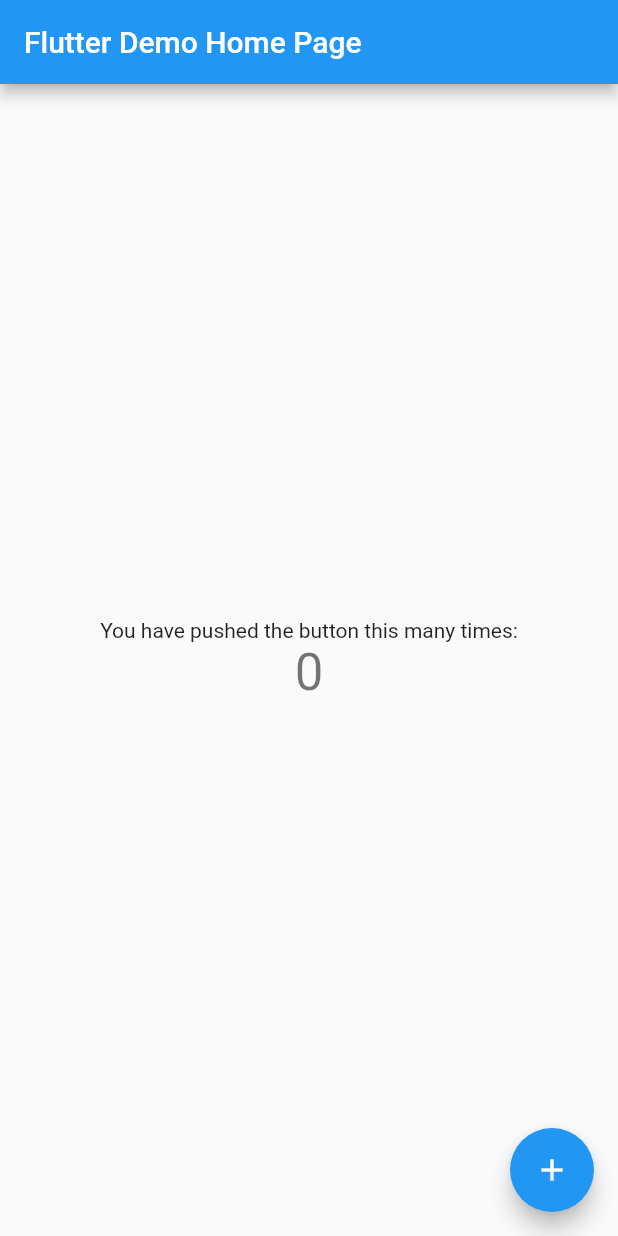
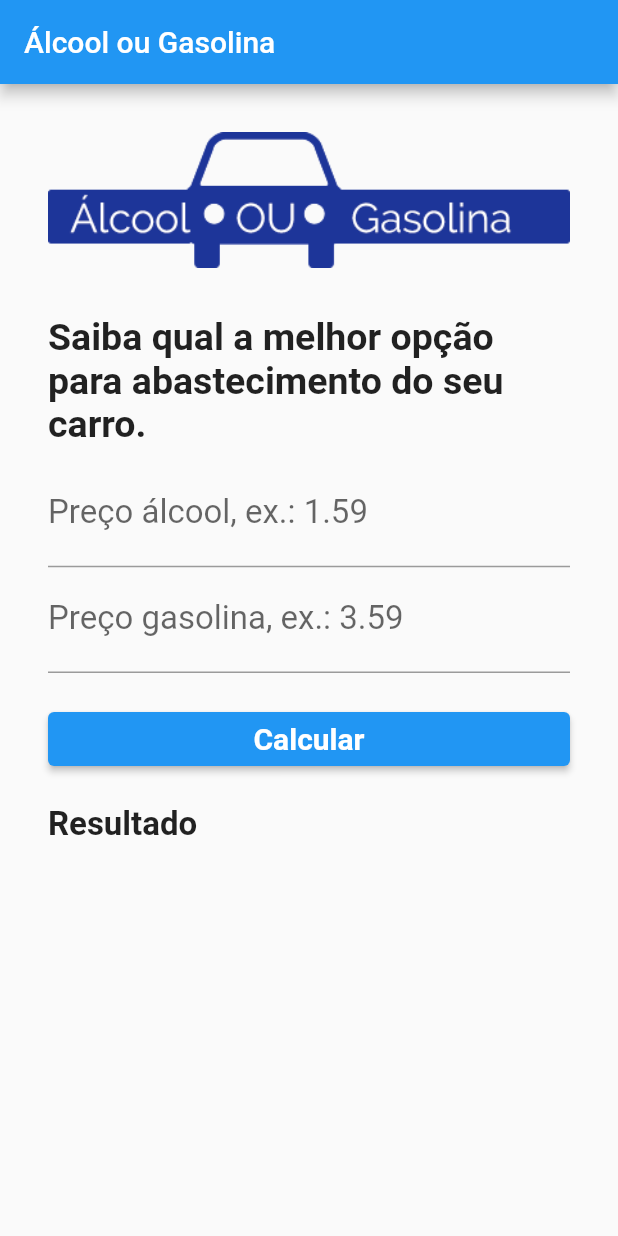
Before and after one commit to felipeabreu86/flutter_alcool_gasolina, a Flutter app: the screen it shows after launch, on a phone screen of 412 x 824 dp. Run offline on Flutter 3.47's test engine with Material 2 defaults, Android fonts, the phone set to English and light mode, and no system bars.

Commit message:
Se aplicado, este commit irá implementar o layout do projeto

```diff
--- /dev/null
+++ b/lib/Home/home.dart
@@ -0,0 +1,86 @@
+import 'dart:ui';
+import 'package:flutter/material.dart';
+
+class Home extends StatefulWidget {
+  const Home({Key? key}) : super(key: key);
+
+  @override
+  _HomeState createState() => _HomeState();
+}
+
+class _HomeState extends State<Home> {
+  TextEditingController _controllerAlcool = TextEditingController();
+  TextEditingController _controllerGasolina = TextEditingController();
+
+  @override
+  Widget build(BuildContext context) {
+    return Scaffold(
+      appBar: AppBar(
+        title: Text("Álcool ou Gasolina"),
+        backgroundColor: Colors.blue,
+      ),
+      body: SingleChildScrollView(
+        child: Container(
+          margin: EdgeInsets.all(32),
+          child: Column(
+            crossAxisAlignment: CrossAxisAlignment.stretch,
+            children: [
+              Padding(
+                padding: EdgeInsets.only(bottom: 32),
+                child: Image.asset("assets/images/logo.png"),
+              ),
+              Padding(
+                padding: EdgeInsets.only(bottom: 10),
+                child: Text(
+                  "Saiba qual a melhor opção para abastecimento do seu carro.",
+                  style: TextStyle(
+                    fontSize: 25,
+                    fontWeight: FontWeight.bold,
+                  ),
+                ),
+              ),
+              TextField(
+                keyboardType: TextInputType.number,
+                decoration: InputDecoration(
+                  labelText: "Preço álcool, ex.: 1.59",
+                ),
+                style: TextStyle(fontSize: 22),
+                controller: _controllerAlcool,
+              ),
+              TextField(
+                keyboardType: TextInputType.number,
+                decoration: InputDecoration(
+                  labelText: "Preço gasolina, ex.: 3.59",
+                ),
+                style: TextStyle(fontSize: 22),
+                controller: _controllerGasolina,
+              ),
+              Padding(
+                padding: EdgeInsets.only(top: 20),
+                child: ElevatedButton(
+                  onPressed: () {},
+                  style: ButtonStyle(
+                      backgroundColor: MaterialStateProperty.all(Colors.blue)),
+                  child: Text(
+                    "Calcular",
+                    style: TextStyle(
+                        fontSize: 20,
+                        color: Colors.white,
+                        fontWeight: FontWeight.bold),
+                  ),
+                ),
+              ),
+              Padding(
+                padding: EdgeInsets.only(top: 20),
+                child: Text(
+                  "Resultado",
+                  style: TextStyle(fontSize: 22, fontWeight: FontWeight.bold),
+                ),
+              )
+            ],
+          ),
+        ),
+      ),
+    );
+  }
+}
--- a/lib/main.dart
+++ b/lib/main.dart
@@ -1,113 +1,9 @@
 import 'package:flutter/material.dart';
+import 'Home/home.dart';
 
 void main() {
-  runApp(MyApp());
+  runApp(MaterialApp(
+    debugShowCheckedModeBanner: false,
+    home: Home(),
+  ));
 }
-
-class MyApp extends StatelessWidget {
-  // This widget is the root of your application.
-  @override
-  Widget build(BuildContext context) {
-    return MaterialApp(
-      title: 'Flutter Demo',
-      theme: ThemeData(
-        // This is the theme of your application.
-        //
-        // Try running your application with "flutter run". You'll see the
-        // application has a blue toolbar. Then, without quitting the app, try
-        // changing the primarySwatch below to Colors.green and then invoke
-        // "hot reload" (press "r" in the console where you ran "flutter run",
-        // or simply save your changes to "hot reload" in a Flutter IDE).
-        // Notice that the counter didn't reset back to zero; the application
-        // is not restarted.
-        primarySwatch: Colors.blue,
-      ),
-      home: MyHomePage(title: 'Flutter Demo Home Page'),
-    );
-  }
-}
-
-class MyHomePage extends StatefulWidget {
-  MyHomePage({Key? key, required this.title}) : super(key: key);
-
-  // This widget is the home page of your application. It is stateful, meaning
-  // that it has a State object (defined below) that contains fields that affect
-  // how it looks.
-
-  // This class is the configuration for the state. It holds the values (in this
-  // case the title) provided by the parent (in this case the App widget) and
-  // used by the build method of the State. Fields in a Widget subclass are
-  // always marked "final".
-
-  final String title;
-
-  @override
-  _MyHomePageState createState() => _MyHomePageState();
-}
-
-class _MyHomePageState extends State<MyHomePage> {
-  int _counter = 0;
-
-  void _incrementCounter() {
-    setState(() {
-      // This call to setState tells the Flutter framework that something has
-      // changed in this State, which causes it to rerun the build method below
-      // so that the display can reflect the updated values. If we changed
-      // _counter without calling setState(), then the build method would not be
-      // called again, and so nothing would appear to happen.
-      _counter++;
-    });
-  }
-
-  @override
-  Widget build(BuildContext context) {
-    // This method is rerun every time setState is called, for instance as done
-    // by the _incrementCounter method above.
-    //
-    // The Flutter framework has been optimized to make rerunning build methods
-    // fast, so that you can just rebuild anything that needs updating rather
-    // than having to individually change instances of widgets.
-    return Scaffold(
-      appBar: AppBar(
-        // Here we take the value from the MyHomePage object that was created by
-        // the App.build method, and use it to set our appbar title.
-        title: Text(widget.title),
-      ),
-      body: Center(
-        // Center is a layout widget. It takes a single child and positions it
-        // in the middle of the parent.
-        child: Column(
-          // Column is also a layout widget. It takes a list of children and
-          // arranges them vertically. By default, it sizes itself to fit its
-          // children horizontally, and tries to be as tall as its parent.
-          //
-          // Invoke "debug painting" (press "p" in the console, choose the
-          // "Toggle Debug Paint" action from the Flutter Inspector in Android
-          // Studio, or the "Toggle Debug Paint" command in Visual Studio Code)
-          // to see the wireframe for each widget.
-          //
-          // Column has various properties to control how it sizes itself and
-          // how it positions its children. Here we use mainAxisAlignment to
-          // center the children vertically; the main axis here is the vertical
-          // axis because Columns are vertical (the cross axis would be
-          // horizontal).
-          mainAxisAlignment: MainAxisAlignment.center,
-          children: <Widget>[
-            Text(
-              'You have pushed the button this many times:',
-            ),
-            Text(
-              '$_counter',
-              style: Theme.of(context).textTheme.headline4,
-            ),
-          ],
-        ),
-      ),
-      floatingActionButton: FloatingActionButton(
-        onPressed: _incrementCounter,
-        tooltip: 'Increment',
-        child: Icon(Icons.add),
-      ), // This trailing comma makes auto-formatting nicer for build methods.
-    );
-  }
-}
--- a/pubspec.yaml
+++ b/pubspec.yaml
@@ -24,7 +24,6 @@
   flutter:
     sdk: flutter
 
-
   # The following adds the Cupertino Icons font to your application.
   # Use with the CupertinoIcons class for iOS style icons.
   cupertino_icons: ^1.0.2
@@ -45,9 +44,8 @@
   uses-material-design: true
 
   # To add assets to your application, add an assets section, like this:
-  # assets:
-  #   - images/a_dot_burr.jpeg
-  #   - images/a_dot_ham.jpeg
+  assets:
+    - assets/images/logo.png
 
   # An image asset can refer to one or more resolution-specific "variants", see
   # https://flutter.dev/assets-and-images/#resolution-aware.
```
Also changed, not shown: assets/images/logo.png (added), 1 other file.
